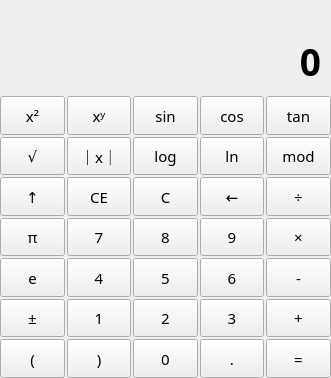
Qt form template/content/calculator/scientific/scientific.ui (cmh1027/calculator) before a commit.
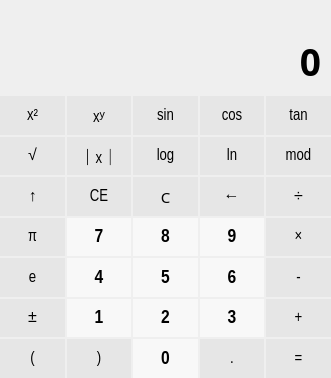
The same form after that commit.

Diff of the .ui file:
```diff
--- a/template/content/calculator/scientific/scientific.ui
+++ b/template/content/calculator/scientific/scientific.ui
@@ -110,6 +110,12 @@
      </item>
      <item>
       <layout class="QGridLayout" name="buttonLayout">
+       <property name="leftMargin">
+        <number>0</number>
+       </property>
+       <property name="topMargin">
+        <number>0</number>
+       </property>
        <property name="rightMargin">
         <number>0</number>
        </property>
@@ -135,10 +141,17 @@
          </property>
          <property name="font">
           <font>
-           <family>Arial Rounded MT Bold</family>
-           <pointsize>11</pointsize>
+           <family>Arial Narrow</family>
+           <pointsize>14</pointsize>
+           <weight>75</weight>
+           <bold>true</bold>
           </font>
          </property>
+         <property name="styleSheet">
+          <string notr="true">QPushButton{background-color: rgb(248, 248, 248);border: none;} 
+QPushButton:hover{background-color: rgb(195, 195, 195);}
+</string>
+         </property>
          <property name="text">
           <string>0</string>
          </property>
@@ -160,10 +173,15 @@
          </property>
          <property name="font">
           <font>
-           <family>Arial Rounded MT Bold</family>
-           <pointsize>11</pointsize>
+           <family>Arial Narrow</family>
+           <pointsize>12</pointsize>
           </font>
          </property>
+         <property name="styleSheet">
+          <string notr="true">QPushButton{background-color: rgb(230, 230, 230);border: none;} 
+QPushButton:hover{background-color: rgb(195, 195, 195);}
+</string>
+         </property>
          <property name="text">
           <string>-</string>
          </property>
@@ -185,10 +203,15 @@
          </property>
          <property name="font">
           <font>
-           <family>Arial Rounded MT Bold</family>
-           <pointsize>11</pointsize>
+           <family>Arial Narrow</family>
+           <pointsize>12</pointsize>
           </font>
          </property>
+         <property name="styleSheet">
+          <string notr="true">QPushButton{background-color: rgb(230, 230, 230);border: none;} 
+QPushButton:hover{background-color: rgb(195, 195, 195);}
+</string>
+         </property>
          <property name="text">
           <string>mod</string>
          </property>
@@ -210,10 +233,15 @@
          </property>
          <property name="font">
           <font>
-           <family>Arial Rounded MT Bold</family>
-           <pointsize>11</pointsize>
+           <family>Arial Narrow</family>
+           <pointsize>12</pointsize>
           </font>
          </property>
+         <property name="styleSheet">
+          <string notr="true">QPushButton{background-color: rgb(230, 230, 230);border: none;} 
+QPushButton:hover{background-color: rgb(195, 195, 195);}
+</string>
+         </property>
          <property name="text">
           <string>π</string>
          </property>
@@ -235,10 +263,15 @@
          </property>
          <property name="font">
           <font>
-           <family>Arial Rounded MT Bold</family>
-           <pointsize>11</pointsize>
+           <family>Arial Narrow</family>
+           <pointsize>12</pointsize>
           </font>
          </property>
+         <property name="styleSheet">
+          <string notr="true">QPushButton{background-color: rgb(230, 230, 230);border: none;} 
+QPushButton:hover{background-color: rgb(195, 195, 195);}
+</string>
+         </property>
          <property name="text">
           <string>tan</string>
          </property>
@@ -260,10 +293,15 @@
          </property>
          <property name="font">
           <font>
-           <family>Arial Rounded MT Bold</family>
-           <pointsize>11</pointsize>
+           <family>Arial Narrow</family>
+           <pointsize>12</pointsize>
           </font>
          </property>
+         <property name="styleSheet">
+          <string notr="true">QPushButton{background-color: rgb(230, 230, 230);border: none;} 
+QPushButton:hover{background-color: rgb(195, 195, 195);}
+</string>
+         </property>
          <property name="text">
           <string>ln</string>
          </property>
@@ -285,10 +323,15 @@
          </property>
          <property name="font">
           <font>
-           <family>Arial Rounded MT Bold</family>
-           <pointsize>11</pointsize>
+           <family>Arial Narrow</family>
+           <pointsize>12</pointsize>
           </font>
          </property>
+         <property name="styleSheet">
+          <string notr="true">QPushButton{background-color: rgb(230, 230, 230);border: none;} 
+QPushButton:hover{background-color: rgb(195, 195, 195);}
+</string>
+         </property>
          <property name="text">
           <string>CE</string>
          </property>
@@ -310,10 +353,15 @@
          </property>
          <property name="font">
           <font>
-           <family>Arial Rounded MT Bold</family>
-           <pointsize>11</pointsize>
+           <family>Arial Narrow</family>
+           <pointsize>12</pointsize>
           </font>
          </property>
+         <property name="styleSheet">
+          <string notr="true">QPushButton{background-color: rgb(230, 230, 230);border: none;} 
+QPushButton:hover{background-color: rgb(195, 195, 195);}
+</string>
+         </property>
          <property name="text">
           <string>log</string>
          </property>
@@ -339,6 +387,11 @@
            <pointsize>11</pointsize>
           </font>
          </property>
+         <property name="styleSheet">
+          <string notr="true">QPushButton{background-color: rgb(230, 230, 230);border: none;} 
+QPushButton:hover{background-color: rgb(195, 195, 195);}
+</string>
+         </property>
          <property name="text">
           <string>C</string>
          </property>
@@ -360,10 +413,15 @@
          </property>
          <property name="font">
           <font>
-           <family>Arial Rounded MT Bold</family>
-           <pointsize>11</pointsize>
+           <family>Arial Narrow</family>
+           <pointsize>12</pointsize>
           </font>
          </property>
+         <property name="styleSheet">
+          <string notr="true">QPushButton{background-color: rgb(230, 230, 230);border: none;} 
+QPushButton:hover{background-color: rgb(195, 195, 195);}
+</string>
+         </property>
          <property name="text">
           <string>cos</string>
          </property>
@@ -385,10 +443,15 @@
          </property>
          <property name="font">
           <font>
-           <family>Arial Rounded MT Bold</family>
-           <pointsize>11</pointsize>
+           <family>Arial Narrow</family>
+           <pointsize>12</pointsize>
           </font>
          </property>
+         <property name="styleSheet">
+          <string notr="true">QPushButton{background-color: rgb(230, 230, 230);border: none;} 
+QPushButton:hover{background-color: rgb(195, 195, 195);}
+</string>
+         </property>
          <property name="text">
           <string>←</string>
          </property>
@@ -410,10 +473,15 @@
          </property>
          <property name="font">
           <font>
-           <family>Arial Rounded MT Bold</family>
-           <pointsize>11</pointsize>
+           <family>Arial Narrow</family>
+           <pointsize>12</pointsize>
           </font>
          </property>
+         <property name="styleSheet">
+          <string notr="true">QPushButton{background-color: rgb(230, 230, 230);border: none;} 
+QPushButton:hover{background-color: rgb(195, 195, 195);}
+</string>
+         </property>
          <property name="text">
           <string>sin</string>
          </property>
@@ -435,10 +503,15 @@
          </property>
          <property name="font">
           <font>
-           <family>Arial Rounded MT Bold</family>
-           <pointsize>11</pointsize>
+           <family>Arial Narrow</family>
+           <pointsize>12</pointsize>
           </font>
          </property>
+         <property name="styleSheet">
+          <string notr="true">QPushButton{background-color: rgb(230, 230, 230);border: none;} 
+QPushButton:hover{background-color: rgb(195, 195, 195);}
+</string>
+         </property>
          <property name="text">
           <string>xʸ</string>
          </property>
@@ -460,10 +533,15 @@
          </property>
          <property name="font">
           <font>
-           <family>Arial Rounded MT Bold</family>
-           <pointsize>11</pointsize>
+           <family>Arial Narrow</family>
+           <pointsize>12</pointsize>
           </font>
          </property>
+         <property name="styleSheet">
+          <string notr="true">QPushButton{background-color: rgb(230, 230, 230);border: none;} 
+QPushButton:hover{background-color: rgb(195, 195, 195);}
+</string>
+         </property>
          <property name="text">
           <string>√</string>
          </property>
@@ -485,10 +563,17 @@
          </property>
          <property name="font">
           <font>
-           <family>Arial Rounded MT Bold</family>
-           <pointsize>11</pointsize>
+           <family>Arial Narrow</family>
+           <pointsize>14</pointsize>
+           <weight>75</weight>
+           <bold>true</bold>
           </font>
          </property>
+         <property name="styleSheet">
+          <string notr="true">QPushButton{background-color: rgb(248, 248, 248);border: none;} 
+QPushButton:hover{background-color: rgb(195, 195, 195);}
+</string>
+         </property>
          <property name="text">
           <string>8</string>
          </property>
@@ -510,10 +595,15 @@
          </property>
          <property name="font">
           <font>
-           <family>Arial Rounded MT Bold</family>
-           <pointsize>11</pointsize>
+           <family>Arial Narrow</family>
+           <pointsize>12</pointsize>
           </font>
          </property>
+         <property name="styleSheet">
+          <string notr="true">QPushButton{background-color: rgb(230, 230, 230);border: none;} 
+QPushButton:hover{background-color: rgb(195, 195, 195);}
+</string>
+         </property>
          <property name="text">
           <string>｜x｜</string>
          </property>
@@ -535,10 +625,15 @@
          </property>
          <property name="font">
           <font>
-           <family>Arial Rounded MT Bold</family>
-           <pointsize>11</pointsize>
+           <family>Arial Narrow</family>
+           <pointsize>12</pointsize>
           </font>
          </property>
+         <property name="styleSheet">
+          <string notr="true">QPushButton{background-color: rgb(230, 230, 230);border: none;} 
+QPushButton:hover{background-color: rgb(195, 195, 195);}
+</string>
+         </property>
          <property name="text">
           <string>±</string>
          </property>
@@ -560,10 +655,17 @@
          </property>
          <property name="font">
           <font>
-           <family>Arial Rounded MT Bold</family>
-           <pointsize>11</pointsize>
+           <family>Arial Narrow</family>
+           <pointsize>14</pointsize>
+           <weight>75</weight>
+           <bold>true</bold>
           </font>
          </property>
+         <property name="styleSheet">
+          <string notr="true">QPushButton{background-color: rgb(248, 248, 248);border: none;} 
+QPushButton:hover{background-color: rgb(195, 195, 195);}
+</string>
+         </property>
          <property name="text">
           <string>7</string>
          </property>
@@ -585,10 +687,17 @@
          </property>
          <property name="font">
           <font>
-           <family>Arial Rounded MT Bold</family>
-           <pointsize>11</pointsize>
+           <family>Arial Narrow</family>
+           <pointsize>14</pointsize>
+           <weight>75</weight>
+           <bold>true</bold>
           </font>
          </property>
+         <property name="styleSheet">
+          <string notr="true">QPushButton{background-color: rgb(248, 248, 248);border: none;} 
+QPushButton:hover{background-color: rgb(195, 195, 195);}
+</string>
+         </property>
          <property name="text">
           <string>4</string>
          </property>
@@ -610,10 +719,17 @@
          </property>
          <property name="font">
           <font>
-           <family>Arial Rounded MT Bold</family>
-           <pointsize>11</pointsize>
+           <family>Arial Narrow</family>
+           <pointsize>14</pointsize>
+           <weight>75</weight>
+           <bold>true</bold>
           </font>
          </property>
+         <property name="styleSheet">
+          <string notr="true">QPushButton{background-color: rgb(248, 248, 248);border: none;} 
+QPushButton:hover{background-color: rgb(195, 195, 195);}
+</string>
+         </property>
          <property name="text">
           <string>9</string>
          </property>
@@ -635,10 +751,17 @@
          </property>
          <property name="font">
           <font>
-           <family>Arial Rounded MT Bold</family>
-           <pointsize>11</pointsize>
+           <family>Arial Narrow</family>
+           <pointsize>14</pointsize>
+           <weight>75</weight>
+           <bold>true</bold>
           </font>
          </property>
+         <property name="styleSheet">
+          <string notr="true">QPushButton{background-color: rgb(248, 248, 248);border: none;} 
+QPushButton:hover{background-color: rgb(195, 195, 195);}
+</string>
+         </property>
          <property name="text">
           <string>5</string>
          </property>
@@ -660,10 +783,17 @@
          </property>
          <property name="font">
           <font>
-           <family>Arial Rounded MT Bold</family>
-           <pointsize>11</pointsize>
+           <family>Arial Narrow</family>
+           <pointsize>14</pointsize>
+           <weight>75</weight>
+           <bold>true</bold>
           </font>
          </property>
+         <property name="styleSheet">
+          <string notr="true">QPushButton{background-color: rgb(248, 248, 248);border: none;} 
+QPushButton:hover{background-color: rgb(195, 195, 195);}
+</string>
+         </property>
          <property name="text">
           <string>6</string>
          </property>
@@ -685,10 +815,17 @@
          </property>
          <property name="font">
           <font>
-           <family>Arial Rounded MT Bold</family>
-           <pointsize>11</pointsize>
+           <family>Arial Narrow</family>
+           <pointsize>14</pointsize>
+           <weight>75</weight>
+           <bold>true</bold>
           </font>
          </property>
+         <property name="styleSheet">
+          <string notr="true">QPushButton{background-color: rgb(248, 248, 248);border: none;} 
+QPushButton:hover{background-color: rgb(195, 195, 195);}
+</string>
+         </property>
          <property name="text">
           <string>2</string>
          </property>
@@ -710,10 +847,17 @@
          </property>
          <property name="font">
           <font>
-           <family>Arial Rounded MT Bold</family>
-           <pointsize>11</pointsize>
+           <family>Arial Narrow</family>
+           <pointsize>14</pointsize>
+           <weight>75</weight>
+           <bold>true</bold>
           </font>
          </property>
+         <property name="styleSheet">
+          <string notr="true">QPushButton{background-color: rgb(248, 248, 248);border: none;} 
+QPushButton:hover{background-color: rgb(195, 195, 195);}
+</string>
+         </property>
          <property name="text">
           <string>1</string>
          </property>
@@ -735,10 +879,17 @@
          </property>
          <property name="font">
           <font>
-           <family>Arial Rounded MT Bold</family>
-           <pointsize>11</pointsize>
+           <family>Arial Narrow</family>
+           <pointsize>14</pointsize>
+           <weight>75</weight>
+           <bold>true</bold>
           </font>
          </property>
+         <property name="styleSheet">
+          <string notr="true">QPushButton{background-color: rgb(248, 248, 248);border: none;} 
+QPushButton:hover{background-color: rgb(195, 195, 195);}
+</string>
+         </property>
          <property name="text">
           <string>3</string>
          </property>
@@ -760,10 +911,15 @@
          </property>
          <property name="font">
           <font>
-           <family>Arial Rounded MT Bold</family>
-           <pointsize>11</pointsize>
+           <family>Arial Narrow</family>
+           <pointsize>12</pointsize>
           </font>
          </property>
+         <property name="styleSheet">
+          <string notr="true">QPushButton{background-color: rgb(230, 230, 230);border: none;} 
+QPushButton:hover{background-color: rgb(195, 195, 195);}
+</string>
+         </property>
          <property name="text">
           <string>e</string>
          </property>
@@ -785,10 +941,15 @@
          </property>
          <property name="font">
           <font>
-           <family>Arial Rounded MT Bold</family>
-           <pointsize>11</pointsize>
+           <family>Arial Narrow</family>
+           <pointsize>12</pointsize>
           </font>
          </property>
+         <property name="styleSheet">
+          <string notr="true">QPushButton{background-color: rgb(230, 230, 230);border: none;} 
+QPushButton:hover{background-color: rgb(195, 195, 195);}
+</string>
+         </property>
          <property name="text">
           <string>x²</string>
          </property>
@@ -810,10 +971,15 @@
          </property>
          <property name="font">
           <font>
-           <family>Arial Rounded MT Bold</family>
-           <pointsize>11</pointsize>
+           <family>Arial Narrow</family>
+           <pointsize>12</pointsize>
           </font>
          </property>
+         <property name="styleSheet">
+          <string notr="true">QPushButton{background-color: rgb(230, 230, 230);border: none;} 
+QPushButton:hover{background-color: rgb(195, 195, 195);}
+</string>
+         </property>
          <property name="text">
           <string>)</string>
          </property>
@@ -835,10 +1001,15 @@
          </property>
          <property name="font">
           <font>
-           <family>Arial Rounded MT Bold</family>
-           <pointsize>11</pointsize>
+           <family>Arial Narrow</family>
+           <pointsize>12</pointsize>
           </font>
          </property>
+         <property name="styleSheet">
+          <string notr="true">QPushButton{background-color: rgb(230, 230, 230);border: none;} 
+QPushButton:hover{background-color: rgb(195, 195, 195);}
+</string>
+         </property>
          <property name="text">
           <string>=</string>
          </property>
@@ -860,10 +1031,15 @@
          </property>
          <property name="font">
           <font>
-           <family>Arial Rounded MT Bold</family>
-           <pointsize>11</pointsize>
+           <family>Arial Narrow</family>
+           <pointsize>12</pointsize>
           </font>
          </property>
+         <property name="styleSheet">
+          <string notr="true">QPushButton{background-color: rgb(230, 230, 230);border: none;} 
+QPushButton:hover{background-color: rgb(195, 195, 195);}
+</string>
+         </property>
          <property name="text">
           <string>÷</string>
          </property>
@@ -885,10 +1061,15 @@
          </property>
          <property name="font">
           <font>
-           <family>Arial Rounded MT Bold</family>
-           <pointsize>11</pointsize>
+           <family>Arial Narrow</family>
+           <pointsize>12</pointsize>
           </font>
          </property>
+         <property name="styleSheet">
+          <string notr="true">QPushButton{background-color: rgb(230, 230, 230);border: none;} 
+QPushButton:hover{background-color: rgb(195, 195, 195);}
+</string>
+         </property>
          <property name="text">
           <string>×</string>
          </property>
@@ -910,10 +1091,15 @@
          </property>
          <property name="font">
           <font>
-           <family>Arial Rounded MT Bold</family>
-           <pointsize>11</pointsize>
+           <family>Arial Narrow</family>
+           <pointsize>12</pointsize>
           </font>
          </property>
+         <property name="styleSheet">
+          <string notr="true">QPushButton{background-color: rgb(230, 230, 230);border: none;} 
+QPushButton:hover{background-color: rgb(195, 195, 195);}
+</string>
+         </property>
          <property name="text">
           <string>.</string>
          </property>
@@ -935,10 +1121,15 @@
          </property>
          <property name="font">
           <font>
-           <family>Arial Rounded MT Bold</family>
-           <pointsize>11</pointsize>
+           <family>Arial Narrow</family>
+           <pointsize>12</pointsize>
           </font>
          </property>
+         <property name="styleSheet">
+          <string notr="true">QPushButton{background-color: rgb(230, 230, 230);border: none;} 
+QPushButton:hover{background-color: rgb(195, 195, 195);}
+</string>
+         </property>
          <property name="text">
           <string>+</string>
          </property>
@@ -960,10 +1151,15 @@
          </property>
          <property name="font">
           <font>
-           <family>Arial Rounded MT Bold</family>
-           <pointsize>11</pointsize>
+           <family>Arial Narrow</family>
+           <pointsize>12</pointsize>
           </font>
          </property>
+         <property name="styleSheet">
+          <string notr="true">QPushButton{background-color: rgb(230, 230, 230);border: none;} 
+QPushButton:hover{background-color: rgb(195, 195, 195);}
+</string>
+         </property>
          <property name="text">
           <string>(</string>
          </property>
@@ -985,10 +1181,15 @@
          </property>
          <property name="font">
           <font>
-           <family>Arial Rounded MT Bold</family>
-           <pointsize>11</pointsize>
+           <family>Arial Narrow</family>
+           <pointsize>12</pointsize>
           </font>
          </property>
+         <property name="styleSheet">
+          <string notr="true">QPushButton{background-color: rgb(230, 230, 230);border: none;} 
+QPushButton:hover{background-color: rgb(195, 195, 195);}
+</string>
+         </property>
          <property name="text">
           <string>↑</string>
          </property>
```
